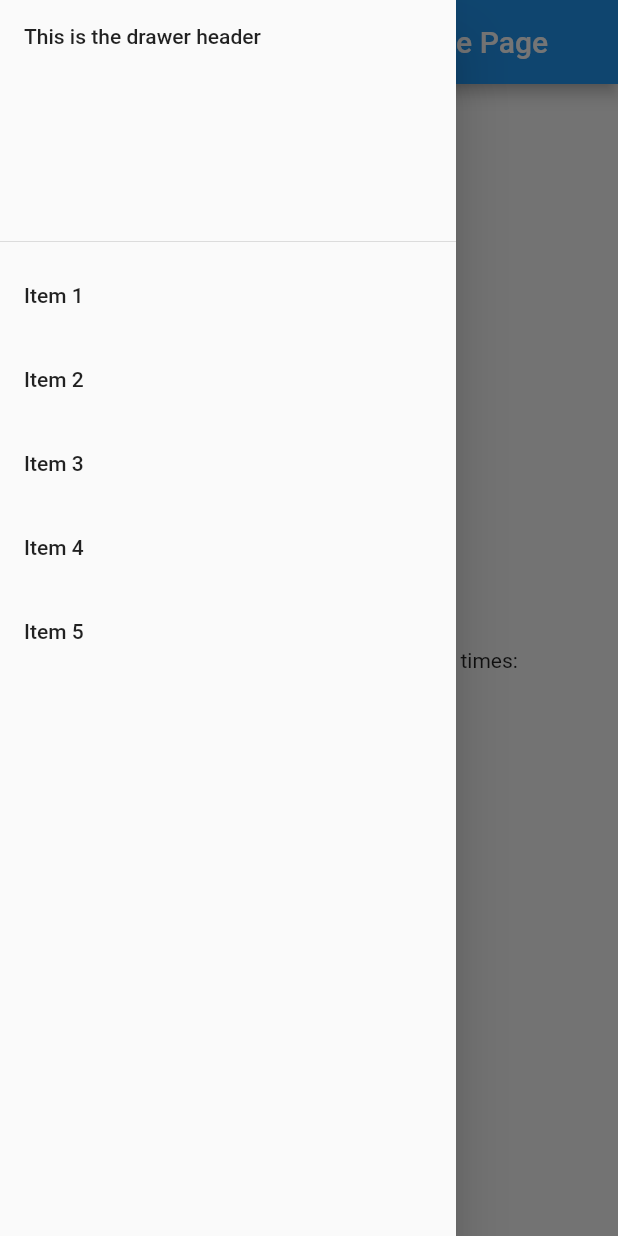
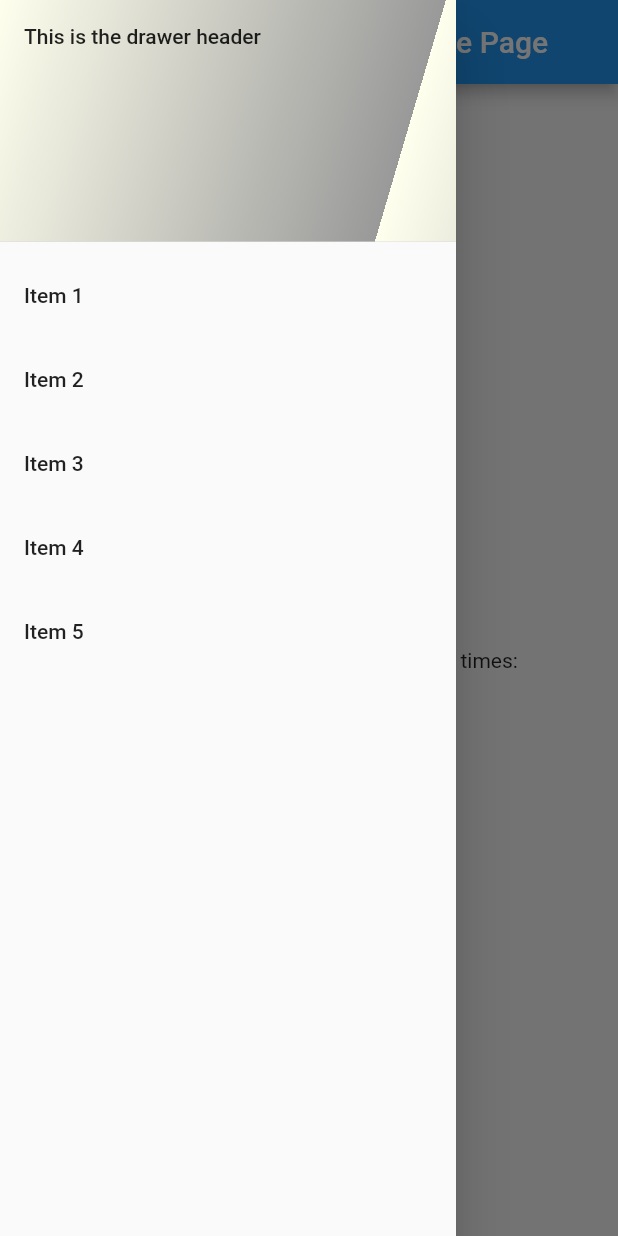
Before and after one commit to litetekno92/drikw, a Flutter app: the screen it shows after launch, with the side drawer open, on a phone screen of 412 x 824 dp. Run offline on Flutter 3.47's test engine with Material 2 defaults, Android fonts, the phone set to English and light mode, and no system bars.

```diff
--- a/lib/main.dart
+++ b/lib/main.dart
@@ -29,15 +29,25 @@ class MyHomePage extends StatelessWidget {
       drawer: Drawer(
           child: ListView(children: [
         DrawerHeader(
+          decoration: BoxDecoration(
+              gradient: LinearGradient(
+            begin: Alignment.topLeft,
+            end: Alignment(
+                0.8, 0.0), // 10% of the width, so there are ten blinds.
+            colors: [
+              const Color(0xFFFFFFEE),
+              const Color(0xFF999999)
+            ], // whitish to gray
+            tileMode: TileMode.repeated, // repeats the gradient over the canvas
+          )),
           child: Text('This is the drawer header'),
         ),
-        ListTile( title: Text('Item 1')),
-        ListTile( title: Text('Item 2')),
-        ListTile( title: Text('Item 3')),
-        ListTile( title: Text('Item 4')),
-        ListTile( title: Text('Item 5')),
-      ])
-      ),
+        ListTile(title: Text('Item 1')),
+        ListTile(title: Text('Item 2')),
+        ListTile(title: Text('Item 3')),
+        ListTile(title: Text('Item 4')),
+        ListTile(title: Text('Item 5')),
+      ])),
       body: Center(
         child: Column(
           mainAxisAlignment: MainAxisAlignment.center,
```
